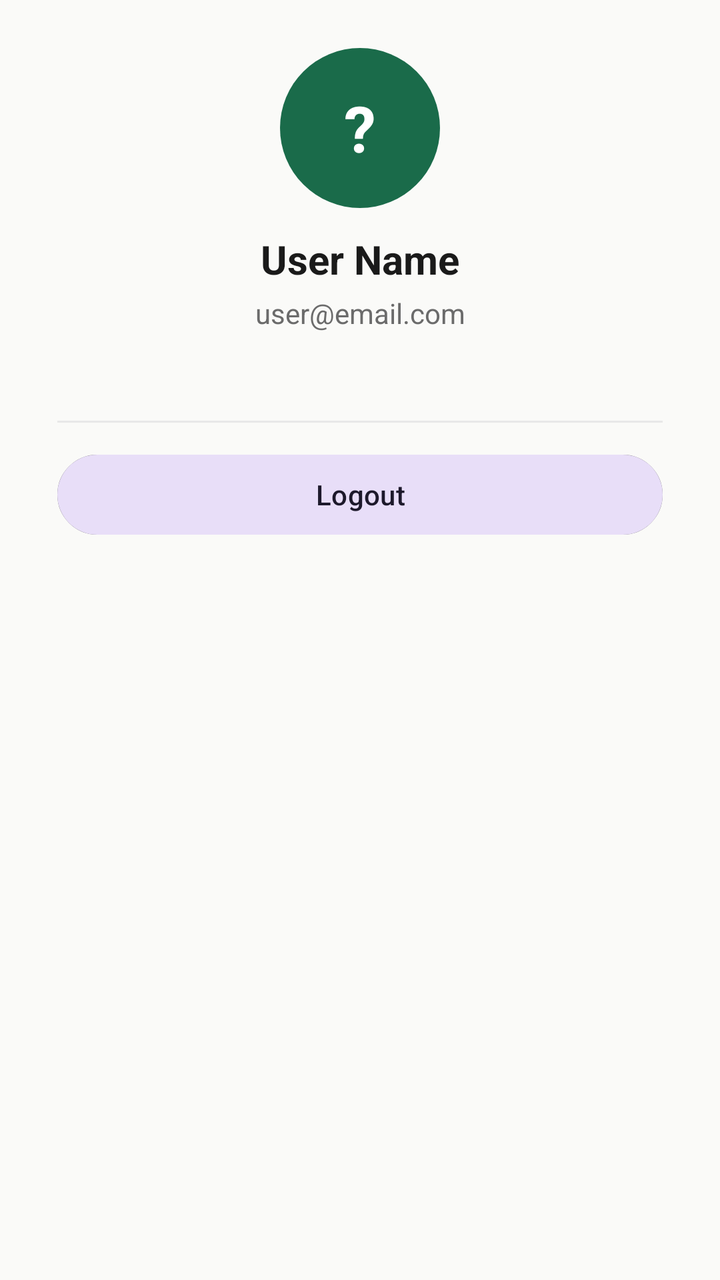
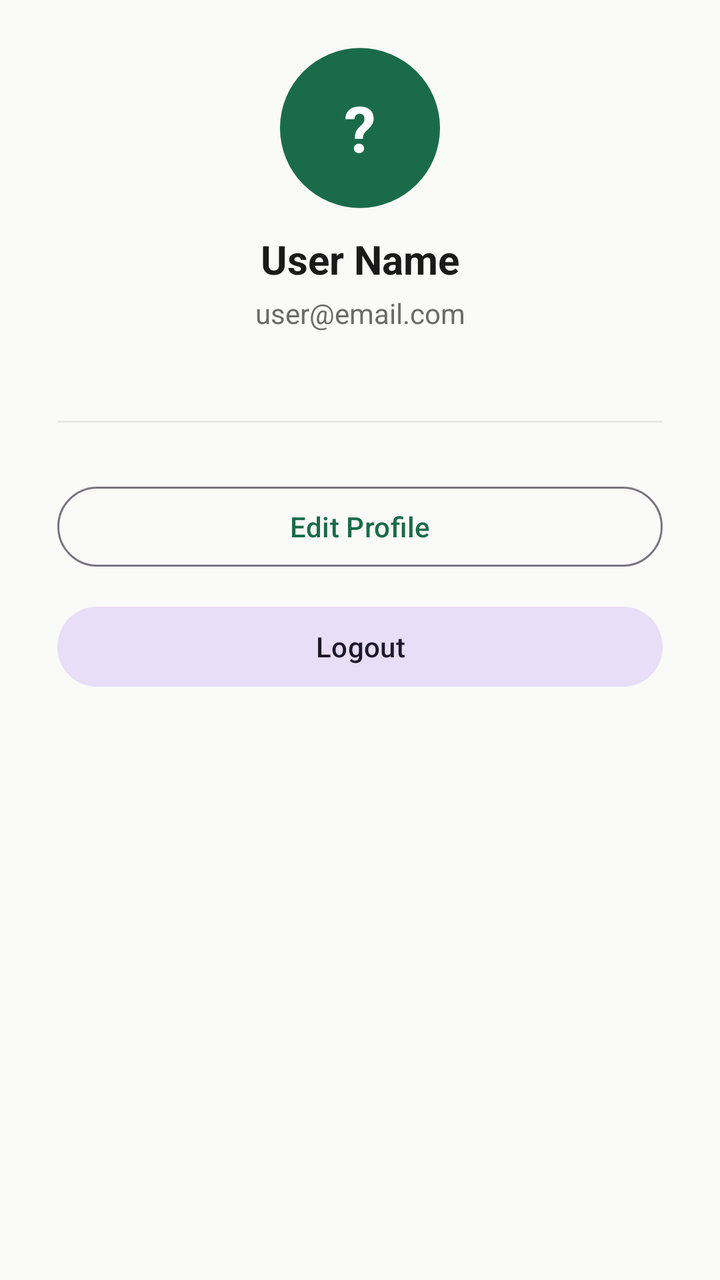

An Android layout rendered at two revisions. The XML below is the earlier revision; the diff shows what the commit changed to produce the second picture.
<!-- AndroidManifest.xml: application theme Theme.KapwaDVO -->
<!-- res/layout/fragment_profile.xml -->
<?xml version="1.0" encoding="utf-8"?>
<ScrollView xmlns:android="http://schemas.android.com/apk/res/android"
    xmlns:app="http://schemas.android.com/apk/res-auto"
    android:layout_width="match_parent"
    android:layout_height="match_parent"
    android:background="@color/background"
    android:fillViewport="true">

    <androidx.constraintlayout.widget.ConstraintLayout
        android:layout_width="match_parent"
        android:layout_height="wrap_content"
        android:paddingTop="24dp"
        android:paddingBottom="24dp">

        <androidx.constraintlayout.widget.Guideline
            android:id="@+id/guideStart"
            android:layout_width="wrap_content"
            android:layout_height="wrap_content"
            android:orientation="vertical"
            app:layout_constraintGuide_percent="0.08" />

        <androidx.constraintlayout.widget.Guideline
            android:id="@+id/guideEnd"
            android:layout_width="wrap_content"
            android:layout_height="wrap_content"
            android:orientation="vertical"
            app:layout_constraintGuide_percent="0.92" />

        
        <FrameLayout
            android:id="@+id/flAvatar"
            android:layout_width="80dp"
            android:layout_height="80dp"
            app:layout_constraintTop_toTopOf="parent"
            app:layout_constraintStart_toStartOf="parent"
            app:layout_constraintEnd_toEndOf="parent"
            android:background="@drawable/bg_avatar">
            
            <TextView
                android:id="@+id/tvAvatarLetter"
                android:layout_width="match_parent"
                android:layout_height="match_parent"
                android:gravity="center"
                android:textColor="@color/white"
                android:textSize="32sp"
                android:textStyle="bold"
                android:text="?" />
        </FrameLayout>

        <TextView
            android:id="@+id/tvName"
            android:layout_width="wrap_content"
            android:layout_height="wrap_content"
            android:text="User Name"
            android:textSize="20sp"
            android:textStyle="bold"
            android:textColor="@color/text_primary"
            app:layout_constraintTop_toBottomOf="@id/flAvatar"
            app:layout_constraintStart_toStartOf="parent"
            app:layout_constraintEnd_toEndOf="parent"
            android:layout_marginTop="12dp" />

        <TextView
            android:id="@+id/tvEmail"
            android:layout_width="wrap_content"
            android:layout_height="wrap_content"
            android:text="user@email.com"
            android:textSize="14sp"
            android:textColor="@color/text_secondary"
            app:layout_constraintTop_toBottomOf="@id/tvName"
            app:layout_constraintStart_toStartOf="parent"
            app:layout_constraintEnd_toEndOf="parent"
            android:layout_marginTop="4dp" />

        <TextView
            android:id="@+id/tvRole"
            android:layout_width="wrap_content"
            android:layout_height="wrap_content"
            android:textSize="12sp"
            android:textColor="@color/primary"
            app:layout_constraintTop_toBottomOf="@id/tvEmail"
            app:layout_constraintStart_toStartOf="parent"
            app:layout_constraintEnd_toEndOf="parent"
            android:layout_marginTop="4dp" />

        <View
            android:id="@+id/vDivider"
            android:layout_width="0dp"
            android:layout_height="1dp"
            android:background="@color/divider"
            android:layout_marginTop="24dp"
            android:layout_marginBottom="16dp"
            app:layout_constraintTop_toBottomOf="@id/tvRole"
            app:layout_constraintStart_toStartOf="@id/guideStart"
            app:layout_constraintEnd_toEndOf="@id/guideEnd" />

        
        <com.google.android.material.button.MaterialButton
            android:id="@+id/btnOwnerDashboard"
            android:layout_width="0dp"
            android:layout_height="wrap_content"
            android:text="@string/business_dashboard"
            android:layout_marginTop="16dp"
            android:visibility="gone"
            app:layout_constraintTop_toBottomOf="@id/vDivider"
            app:layout_constraintStart_toStartOf="@id/guideStart"
            app:layout_constraintEnd_toEndOf="@id/guideEnd" />

        
        <com.google.android.material.button.MaterialButton
            android:id="@+id/btnBecomeOwner"
            android:layout_width="0dp"
            android:layout_height="wrap_content"
            android:text="@string/become_owner"
            android:layout_marginTop="12dp"
            android:visibility="gone"
            style="@style/Widget.Material3.Button.OutlinedButton"
            app:layout_constraintTop_toBottomOf="@id/btnOwnerDashboard"
            app:layout_constraintStart_toStartOf="@id/guideStart"
            app:layout_constraintEnd_toEndOf="@id/guideEnd" />

        
        <TextView
            android:id="@+id/tvApplicationPending"
            android:layout_width="0dp"
            android:layout_height="wrap_content"
            android:text="@string/application_pending"
            android:textColor="@color/pending_text"
            android:background="@drawable/bg_badge_pending"
            android:padding="12dp"
            android:gravity="center"
            android:layout_marginTop="12dp"
            android:visibility="gone"
            app:layout_constraintTop_toBottomOf="@id/btnBecomeOwner"
            app:layout_constraintStart_toStartOf="@id/guideStart"
            app:layout_constraintEnd_toEndOf="@id/guideEnd" />

        <com.google.android.material.button.MaterialButton
            android:id="@+id/btnEditProfile"
            android:layout_width="0dp"
            android:layout_height="wrap_content"
            android:text="@string/edit_profile"
            android:layout_marginTop="12dp"
            style="@style/Widget.Material3.Button.OutlinedButton"
            app:layout_constraintTop_toBottomOf="@id/tvApplicationPending"
            app:layout_constraintStart_toStartOf="@id/guideStart"
            app:layout_constraintEnd_toEndOf="@id/guideEnd" />

        
        <TextView
            android:id="@+id/tvGuestTitle"
            android:layout_width="wrap_content"
            android:layout_height="wrap_content"
            android:text="@string/guest_profile_title"
            android:textSize="18sp"
            android:textStyle="bold"
            android:textColor="@color/text_primary"
            android:layout_marginTop="16dp"
            android:visibility="gone"
            app:layout_constraintTop_toBottomOf="@id/vDivider"
            app:layout_constraintStart_toStartOf="parent"
            app:layout_constraintEnd_toEndOf="parent" />

        <TextView
            android:id="@+id/tvGuestDesc"
            android:layout_width="wrap_content"
            android:layout_height="wrap_content"
            android:text="@string/guest_profile_desc"
            android:textSize="14sp"
            android:textColor="@color/text_secondary"
            android:gravity="center"
            android:layout_marginTop="8dp"
            android:visibility="gone"
            app:layout_constraintTop_toBottomOf="@id/tvGuestTitle"
            app:layout_constraintStart_toStartOf="parent"
            app:layout_constraintEnd_toEndOf="parent" />

        <com.google.android.material.button.MaterialButton
            android:id="@+id/btnSignIn"
            android:layout_width="0dp"
            android:layout_height="wrap_content"
            android:text="@string/sign_in"
            android:layout_marginTop="24dp"
            android:visibility="gone"
            app:layout_constraintTop_toBottomOf="@id/tvGuestDesc"
            app:layout_constraintStart_toStartOf="@id/guideStart"
            app:layout_constraintEnd_toEndOf="@id/guideEnd" />

        <com.google.android.material.button.MaterialButton
            android:id="@+id/btnLogout"
            android:layout_width="0dp"
            android:layout_height="wrap_content"
            android:text="@string/logout"
            android:layout_marginTop="12dp"
            style="@style/Widget.Material3.Button.TonalButton"
            app:layout_constraintTop_toBottomOf="@id/btnSignIn"
            app:layout_constraintStart_toStartOf="@id/guideStart"
            app:layout_constraintEnd_toEndOf="@id/guideEnd" />

    </androidx.constraintlayout.widget.ConstraintLayout>
</ScrollView>
<!-- resources referenced by this layout -->
<resources>
  <color name="background">#FAFAF8</color>
  <color name="divider">#E8E8E8</color>
  <color name="pending_text">#856404</color>
  <color name="primary">#1A6B4A</color>
  <color name="text_primary">#1A1A1A</color>
  <color name="text_secondary">#6B6B6B</color>
  <color name="white">#FFFFFF</color>
  <!-- drawable bg_avatar (drawable) -->
  <?xml version="1.0" encoding="utf-8"?>
  <shape xmlns:android="http://schemas.android.com/apk/res/android"
      android:shape="oval">
      <solid android:color="@color/primary" />
  </shape>
  <!-- drawable bg_badge_pending (drawable) -->
  <?xml version="1.0" encoding="utf-8"?>
  <shape xmlns:android="http://schemas.android.com/apk/res/android"
      android:shape="rectangle">
      <solid android:color="@color/pending_bg" />
      <corners android:radius="4dp" />
  </shape>
  <string name="application_pending">Application Pending…</string>
  <string name="become_owner">Become a Business Owner</string>
  <string name="business_dashboard">Business Owner Dashboard</string>
  <string name="edit_profile">Edit Profile</string>
  <string name="guest_profile_desc">Create an account to save locations, book, and more.</string>
  <string name="guest_profile_title">Browsing as Guest</string>
  <string name="logout">Logout</string>
  <string name="sign_in">Sign In</string>
  <style name="Theme.KapwaDVO" parent="Base.Theme.KapwaDVO">
          <item name="android:windowLightStatusBar">true</item>
      </style>
  <color name="pending_bg">#FFF3CD</color>
  <style name="Base.Theme.KapwaDVO" parent="Theme.Material3.Light.NoActionBar">
          <item name="colorPrimary">@color/primary</item>
          <item name="colorPrimaryDark">@color/primary_dark</item>
          <item name="colorAccent">@color/accent</item>
          <item name="android:colorBackground">@color/background</item>
          <item name="colorSurface">@color/surface</item>
          <item name="colorOnPrimary">@color/white</item>
          <item name="android:statusBarColor">@color/primary</item>
          <item name="android:navigationBarColor">@color/surface</item>
      </style>
  <color name="primary_dark">#0F4530</color>
  <color name="accent">#F4A724</color>
  <color name="surface">#FFFFFF</color>
</resources>

<!-- the commit's change to res/layout/fragment_profile.xml (unified diff, before → after) -->
@@ -94,108 +94,96 @@
             app:layout_constraintStart_toStartOf="@id/guideStart"
             app:layout_constraintEnd_toEndOf="@id/guideEnd" />
 
-        
-        <com.google.android.material.button.MaterialButton
-            android:id="@+id/btnOwnerDashboard"
+        <LinearLayout
             android:layout_width="0dp"
             android:layout_height="wrap_content"
-            android:text="@string/business_dashboard"
+            android:orientation="vertical"
             android:layout_marginTop="16dp"
-            android:visibility="gone"
             app:layout_constraintTop_toBottomOf="@id/vDivider"
             app:layout_constraintStart_toStartOf="@id/guideStart"
-            app:layout_constraintEnd_toEndOf="@id/guideEnd" />
+            app:layout_constraintEnd_toEndOf="@id/guideEnd">
 
-        
-        <com.google.android.material.button.MaterialButton
-            android:id="@+id/btnBecomeOwner"
-            android:layout_width="0dp"
-            android:layout_height="wrap_content"
-            android:text="@string/become_owner"
-            android:layout_marginTop="12dp"
-            android:visibility="gone"
-            style="@style/Widget.Material3.Button.OutlinedButton"
-            app:layout_constraintTop_toBottomOf="@id/btnOwnerDashboard"
-            app:layout_constraintStart_toStartOf="@id/guideStart"
-            app:layout_constraintEnd_toEndOf="@id/guideEnd" />
+            
+            <TextView
+                android:id="@+id/tvGuestTitle"
+                android:layout_width="match_parent"
+                android:layout_height="wrap_content"
+                android:text="@string/guest_profile_title"
+                android:textSize="18sp"
+                android:textStyle="bold"
+                android:textColor="@color/text_primary"
+                android:gravity="center"
+                android:visibility="gone" />
 
-        
-        <TextView
-            android:id="@+id/tvApplicationPending"
-            android:layout_width="0dp"
-            android:layout_height="wrap_content"
-            android:text="@string/application_pending"
-            android:textColor="@color/pending_text"
-            android:background="@drawable/bg_badge_pending"
-            android:padding="12dp"
-            android:gravity="center"
-            android:layout_marginTop="12dp"
-            android:visibility="gone"
-            app:layout_constraintTop_toBottomOf="@id/btnBecomeOwner"
-            app:layout_constraintStart_toStartOf="@id/guideStart"
-            app:layout_constraintEnd_toEndOf="@id/guideEnd" />
+            <TextView
+                android:id="@+id/tvGuestDesc"
+                android:layout_width="match_parent"
+                android:layout_height="wrap_content"
+                android:text="@string/guest_profile_desc"
+                android:textSize="14sp"
+                android:textColor="@color/text_secondary"
+                android:gravity="center"
+                android:layout_marginTop="8dp"
+                android:visibility="gone" />
 
-        <com.google.android.material.button.MaterialButton
-            android:id="@+id/btnEditProfile"
-            android:layout_width="0dp"
-            android:layout_height="wrap_content"
-            android:text="@string/edit_profile"
-            android:layout_marginTop="12dp"
-            style="@style/Widget.Material3.Button.OutlinedButton"
-            app:layout_constraintTop_toBottomOf="@id/tvApplicationPending"
-            app:layout_constraintStart_toStartOf="@id/guideStart"
-            app:layout_constraintEnd_toEndOf="@id/guideEnd" />
+            <com.google.android.material.button.MaterialButton
+                android:id="@+id/btnSignIn"
+                android:layout_width="match_parent"
+                android:layout_height="wrap_content"
+                android:text="@string/sign_in"
+                android:layout_marginTop="24dp"
+                android:visibility="gone" />
 
-        
-        <TextView
-            android:id="@+id/tvGuestTitle"
-            android:layout_width="wrap_content"
-            android:layout_height="wrap_content"
-            android:text="@string/guest_profile_title"
-            android:textSize="18sp"
-            android:textStyle="bold"
-            android:textColor="@color/text_primary"
-            android:layout_marginTop="16dp"
-            android:visibility="gone"
-            app:layout_constraintTop_toBottomOf="@id/vDivider"
-            app:layout_constraintStart_toStartOf="parent"
-            app:layout_constraintEnd_toEndOf="parent" />
+            
+            <com.google.android.material.button.MaterialButton
+                android:id="@+id/btnSwitchMode"
+                android:layout_width="match_parent"
+                android:layout_height="wrap_content"
+                android:text="@string/switch_to_user"
+                android:layout_marginTop="12dp"
+                android:visibility="gone"
+                style="@style/Widget.Material3.Button.OutlinedButton" />
 
-        <TextView
-            android:id="@+id/tvGuestDesc"
-            android:layout_width="wrap_content"
-            android:layout_height="wrap_content"
-            android:text="@string/guest_profile_desc"
-            android:textSize="14sp"
-            android:textColor="@color/text_secondary"
-            android:gravity="center"
-            android:layout_marginTop="8dp"
-            android:visibility="gone"
-            app:layout_constraintTop_toBottomOf="@id/tvGuestTitle"
-            app:layout_constraintStart_toStartOf="parent"
-            app:layout_constraintEnd_toEndOf="parent" />
+            
+            <com.google.android.material.button.MaterialButton
+                android:id="@+id/btnBecomeOwner"
+                android:layout_width="match_parent"
+                android:layout_height="wrap_content"
+                android:text="@string/become_owner"
+                android:layout_marginTop="12dp"
+                android:visibility="gone"
+                style="@style/Widget.Material3.Button.OutlinedButton" />
 
-        <com.google.android.material.button.MaterialButton
-            android:id="@+id/btnSignIn"
-            android:layout_width="0dp"
-            android:layout_height="wrap_content"
-            android:text="@string/sign_in"
-            android:layout_marginTop="24dp"
-            android:visibility="gone"
-            app:layout_constraintTop_toBottomOf="@id/tvGuestDesc"
-            app:layout_constraintStart_toStartOf="@id/guideStart"
-            app:layout_constraintEnd_toEndOf="@id/guideEnd" />
+            
+            <TextView
+                android:id="@+id/tvApplicationPending"
+                android:layout_width="match_parent"
+                android:layout_height="wrap_content"
+                android:text="@string/application_pending"
+                android:textColor="@color/pending_text"
+                android:background="@drawable/bg_badge_pending"
+                android:padding="12dp"
+                android:gravity="center"
+                android:layout_marginTop="12dp"
+                android:visibility="gone" />
 
-        <com.google.android.material.button.MaterialButton
-            android:id="@+id/btnLogout"
-            android:layout_width="0dp"
-            android:layout_height="wrap_content"
-            android:text="@string/logout"
-            android:layout_marginTop="12dp"
-            style="@style/Widget.Material3.Button.TonalButton"
-            app:layout_constraintTop_toBottomOf="@id/btnSignIn"
-            app:layout_constraintStart_toStartOf="@id/guideStart"
-            app:layout_constraintEnd_toEndOf="@id/guideEnd" />
+            <com.google.android.material.button.MaterialButton
+                android:id="@+id/btnEditProfile"
+                android:layout_width="match_parent"
+                android:layout_height="wrap_content"
+                android:text="@string/edit_profile"
+                android:layout_marginTop="12dp"
+                style="@style/Widget.Material3.Button.OutlinedButton" />
+
+            <com.google.android.material.button.MaterialButton
+                android:id="@+id/btnLogout"
+                android:layout_width="match_parent"
+                android:layout_height="wrap_content"
+                android:text="@string/logout"
+                android:layout_marginTop="12dp"
+                style="@style/Widget.Material3.Button.TonalButton" />
+
+        </LinearLayout>
 
     </androidx.constraintlayout.widget.ConstraintLayout>
 </ScrollView>
<!-- resource entries referenced after the edit -->
@@ -22,12 +22,12 @@
   </shape>
   <string name="application_pending">Application Pending…</string>
   <string name="become_owner">Become a Business Owner</string>
-  <string name="business_dashboard">Business Owner Dashboard</string>
   <string name="edit_profile">Edit Profile</string>
   <string name="guest_profile_desc">Create an account to save locations, book, and more.</string>
   <string name="guest_profile_title">Browsing as Guest</string>
   <string name="logout">Logout</string>
   <string name="sign_in">Sign In</string>
+  <string name="switch_to_user">Switch to User Mode</string>
   <style name="Theme.KapwaDVO" parent="Base.Theme.KapwaDVO">
           <item name="android:windowLightStatusBar">true</item>
       </style>
